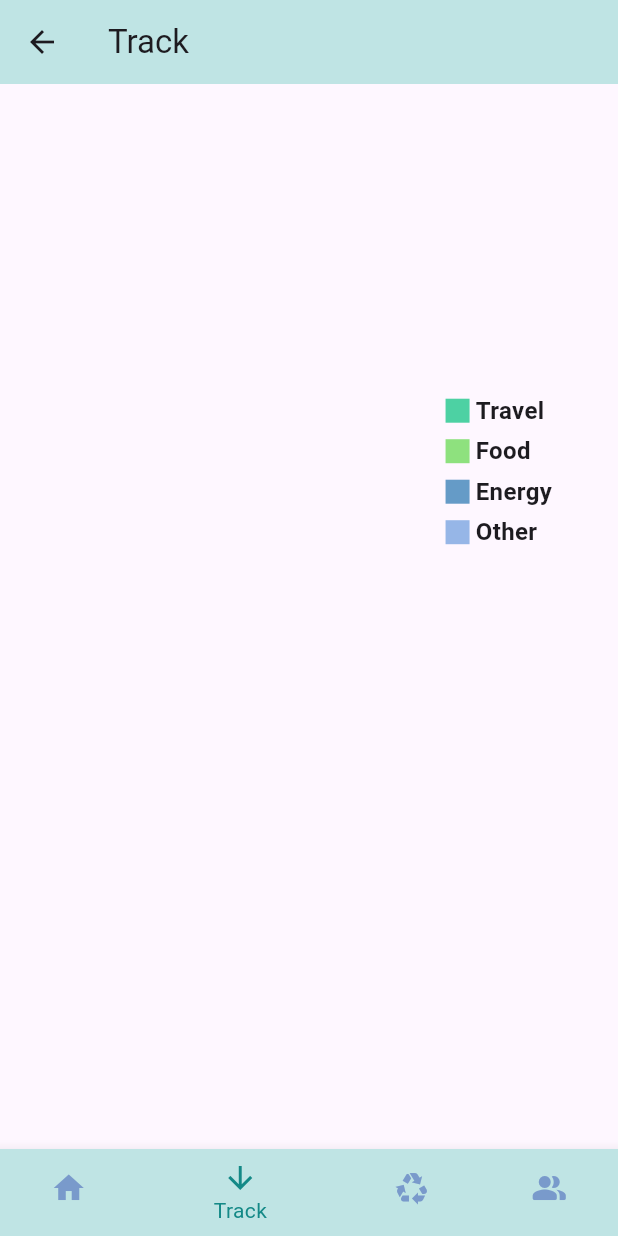
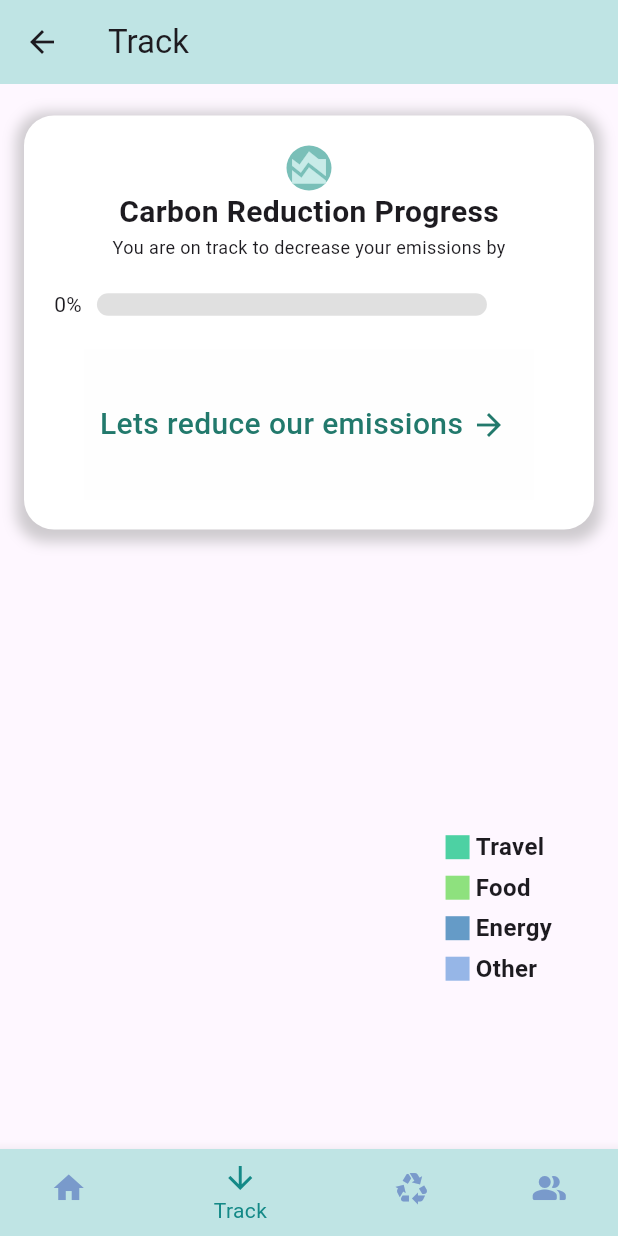
Before and after one commit to AartiDevkar/BEarthly, a Flutter app: the Track screen opened by its route, on a phone screen of 412 x 824 dp. Run offline on Flutter 3.47's test engine with Material 3 defaults, Android fonts, the phone set to English and light mode, and no system bars; drawn by our look-alikes of fl_chart, percent_indicator; our stand-ins replace cloud_firestore, firebase_auth, firebase_core, firebase_messaging, flutter_local_notifications, geolocator and 3 more; missing offline and left inert: flutter_custom_tabs; accounts and stored records are empty.

Commit message:
feat(goalwidget): progress widget in track page

```diff
--- /dev/null
+++ b/lib/track_pages/goal_widget.dart
@@ -0,0 +1,187 @@
+import 'package:bearthly/reduce_pages/reduce.dart';
+import 'package:flutter/material.dart';
+import 'package:percent_indicator/linear_percent_indicator.dart';
+import 'package:shared_preferences/shared_preferences.dart';
+
+class CarbonReductionGoalWidget extends StatefulWidget {
+  @override
+  _CarbonReductionGoalWidgetState createState() =>
+      _CarbonReductionGoalWidgetState();
+}
+
+class _CarbonReductionGoalWidgetState extends State<CarbonReductionGoalWidget> {
+  @override
+  void initState() {
+    super.initState();
+
+    _loadCalculatedPercent();
+  }
+
+  double calculatedPercent = 0.0;
+  List<double> percents = [];
+
+  Future<void> _loadCalculatedPercent() async {
+    SharedPreferences prefs = await SharedPreferences.getInstance();
+    double? storedPercent = prefs.getDouble('calculatedPercent');
+    if (storedPercent != null) {
+      percents = prefs
+              .getStringList('allPercents')
+              ?.map((e) => double.parse(e))
+              .toList() ??
+          [];
+      percents.add(storedPercent);
+      _saveAllPercents(percents);
+      setState(() {
+        _updateProgress();
+      });
+
+      print(percents);
+    }
+  }
+
+  Future<void> _saveAllPercents(List<double> percents) async {
+    SharedPreferences prefs = await SharedPreferences.getInstance();
+    await prefs.setStringList(
+        'allPercents', percents.map((e) => e.toString()).toList());
+  }
+
+  void _updateProgress() {
+    calculatedPercent = 0.0; // Reset progress
+    if (percents.length >= 2) {
+      for (int i = 1; i < percents.length; i++) {
+        if (percents[i] < percents[i - 1]) {
+          calculatedPercent +=
+              0.05; // Increase progress by 10% for each improvement
+        }
+      }
+      calculatedPercent =
+          calculatedPercent.clamp(0.0, 1.0); // Clamp between 0 and 1
+    }
+  }
+
+  @override
+  Widget build(BuildContext context) {
+    return Container(
+      padding: const EdgeInsets.all(20),
+      decoration: BoxDecoration(
+        color: Colors.white,
+        borderRadius: BorderRadius.circular(20),
+        boxShadow: [
+          BoxShadow(
+            color: Colors.grey.withOpacity(0.5),
+            spreadRadius: 5,
+            blurRadius: 7,
+            offset: const Offset(0, 3), // changes position of shadow
+          ),
+        ],
+      ),
+      child: Column(
+        mainAxisAlignment: MainAxisAlignment.center,
+        crossAxisAlignment: CrossAxisAlignment.center,
+        children: [
+          Container(
+            height: 30,
+            width: 30,
+            decoration: const BoxDecoration(
+              shape: BoxShape.circle,
+              color: Color.fromARGB(255, 121, 191, 184),
+            ),
+            child: const Icon(
+              Icons.area_chart,
+              size: 30,
+              color: Color.fromARGB(255, 200, 235, 232),
+            ),
+          ),
+          const Text(
+            'Carbon Reduction Progress',
+            style: TextStyle(
+              fontSize: 20,
+              fontWeight: FontWeight.bold,
+            ),
+          ),
+          const Text(
+            'You are on track to decrease your emissions by',
+            style: TextStyle(
+              fontSize: 12,
+              fontWeight: FontWeight.w400,
+            ),
+          ),
+          const SizedBox(height: 20),
+          LinearPercentIndicator(
+            padding: const EdgeInsets.symmetric(horizontal: 10),
+            backgroundColor: Colors.grey[300],
+            barRadius: const Radius.circular(10),
+            width: 280,
+            lineHeight: 15,
+            leading: Text('${((calculatedPercent) * 100).toInt()}%'),
+            percent: calculatedPercent,
+            animation: true,
+            animationDuration: 1500,
+            progressColor: const Color.fromARGB(255, 34, 121, 108),
+          ),
+          const SizedBox(
+            height: 20,
+          ),
+          Container(
+            height: 100,
+            width: 300,
+            decoration:
+                const BoxDecoration(color: Color.fromARGB(255, 254, 254, 254)),
+            child: Row(
+              children: [
+                Container(
+                    child: const Stack(
+                  children: [
+                    // Icon(
+                    //   Icons.circle,
+                    //   size: 70,
+                    //   color: Color.fromARGB(255, 121, 191, 184),
+                    // ),
+                    // Padding(
+                    //   padding:
+                    //       EdgeInsets.only(top: 2.0, left: 15.0, right: 4.0),
+                    //   child: Icon(
+                    //     Icons.co2,
+                    //     size: 45,
+                    //     color: Color.fromARGB(255, 50, 154, 138),
+                    //   ),
+                    // ),
+                    // Padding(
+                    //   padding: EdgeInsets.only(top: 25.0, left: 15.0),
+                    //   child: Icon(
+                    //     Icons.scatter_plot_sharp,
+                    //     size: 35,
+                    //     color: Color.fromARGB(255, 34, 121, 108),
+                    //   ),
+                    // ),
+                  ],
+                )),
+                GestureDetector(
+                  child: Row(children: [
+                    Text(
+                      "  Lets reduce our emissions ",
+                      style: TextStyle(
+                          fontSize: 20,
+                          color: const Color.fromARGB(255, 34, 121, 108),
+                          fontWeight: FontWeight.w500),
+                    ),
+                    Icon(
+                      Icons.arrow_forward,
+                      color: const Color.fromARGB(255, 34, 121, 108),
+                    )
+                  ]),
+                  onTap: () {
+                    Navigator.push(
+                        context,
+                        MaterialPageRoute(
+                            builder: ((context) => const Reduce())));
+                  },
+                )
+              ],
+            ),
+          )
+        ],
+      ),
+    );
+  }
+}
--- a/lib/track_pages/track.dart
+++ b/lib/track_pages/track.dart
@@ -1,3 +1,4 @@
+import 'package:bearthly/track_pages/goal_widget.dart';
 import 'package:flutter/material.dart';
 import 'package:bearthly/track_pages/components/pie_chart_components/piechart.dart';
 
@@ -23,10 +24,15 @@ class _TrackState extends State<Track> {
           padding: const EdgeInsets.all(16.0),
           child: Column(
             children: [
+              SizedBox(
+                height: 5,
+              ),
               // BarGraph(
               //   barGroups: const [],
               // ),
-              SizedBox(height: 20), // Add some space between charts
+              CarbonReductionGoalWidget(),
+
+              SizedBox(height: 30), // Add some space between charts
               Piechart()
             ],
           ),
```
